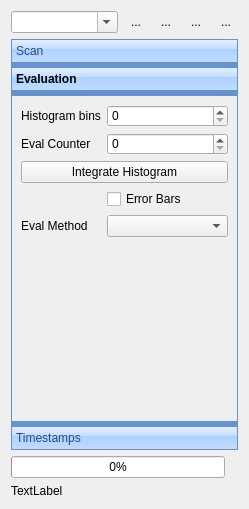
MonroeQuantumNetworks/IonControl, file ui/ScanControlUi.ui: the form before one commit.
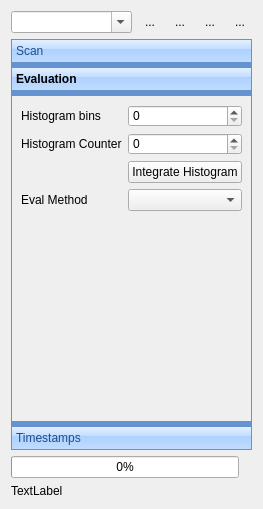
The form after the commit. The open tabs and pages were chosen to show the change. Icons and pictures are not drawn. Custom widgets are drawn as their Qt base class.

Commit message: move errorBar check box from scancontrol into Evaluations

The edit to the form file:
```diff
--- a/ui/ScanControlUi.ui
+++ b/ui/ScanControlUi.ui
@@ -365,8 +365,8 @@
        <rect>
         <x>0</x>
         <y>0</y>
-        <width>165</width>
-        <height>148</height>
+        <width>229</width>
+        <height>330</height>
        </rect>
       </property>
       <attribute name="label">
@@ -396,7 +396,7 @@
        <item row="1" column="0">
         <widget class="QLabel" name="label_7">
          <property name="text">
-          <string>Eval Counter</string>
+          <string>Histogram Counter</string>
          </property>
         </widget>
        </item>
@@ -407,7 +407,7 @@
          </property>
         </widget>
        </item>
-       <item row="2" column="0" colspan="2">
+       <item row="2" column="1">
         <widget class="QPushButton" name="integrateHistogramButton">
          <property name="text">
           <string>Integrate Histogram</string>
@@ -417,24 +417,17 @@
          </property>
         </widget>
        </item>
-       <item row="3" column="1">
-        <widget class="QCheckBox" name="errorBarCheckBox">
-         <property name="text">
-          <string>Error Bars</string>
-         </property>
-        </widget>
-       </item>
-       <item row="4" column="0">
+       <item row="3" column="0">
         <widget class="QLabel" name="label_6">
          <property name="text">
           <string>Eval Method</string>
          </property>
         </widget>
        </item>
-       <item row="4" column="1">
+       <item row="3" column="1">
         <widget class="QComboBox" name="evalMethodCombo"/>
        </item>
-       <item row="5" column="0" colspan="2">
+       <item row="4" column="0" colspan="2">
         <widget class="QStackedWidget" name="evalStackedWidget">
          <property name="sizePolicy">
           <sizepolicy hsizetype="Preferred" vsizetype="MinimumExpanding">
```
Left out of the diff: 7 changed lines with no effect on the pictures. The commit also changes 3 other files.
